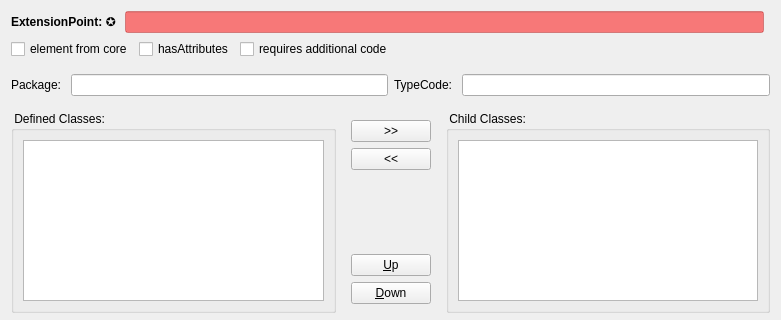
Qt form ui/formdeviserplugin.ui (sbmlteam/QtDeviser) before a commit; both pictures show x 0 to 781 and y 0 to 320 of the 781 by 629 pixel window.
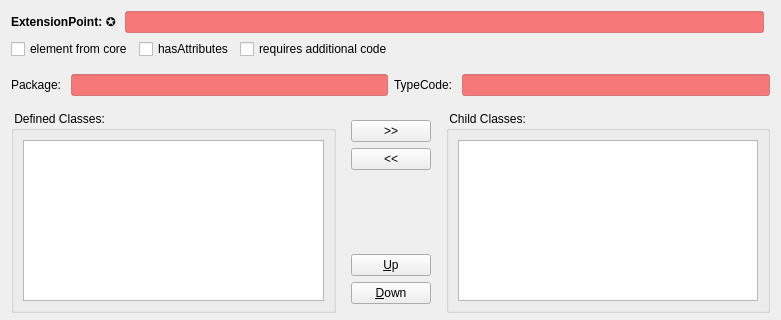
The same form after that commit. Icons and pictures are not drawn.

Commit message: - issue #110946234: color package and typecode

The edit to the form file:
```diff
--- a/ui/formdeviserplugin.ui
+++ b/ui/formdeviserplugin.ui
@@ -345,6 +345,9 @@
           <property name="toolTip">
            <string>&lt;html&gt;&lt;head/&gt;&lt;body&gt;&lt;p&gt;&lt;span&gt;The short &lt;/span&gt;&lt;span style=&quot; font-weight:600;&quot;&gt;name&lt;/span&gt;&lt;span&gt; or &lt;/span&gt;&lt;span style=&quot; font-weight:600;&quot;&gt;label&lt;/span&gt;&lt;span&gt; of the package being extended by this plugin object.&lt;/span&gt;&lt;/p&gt;&lt;/body&gt;&lt;/html&gt;</string>
           </property>
+          <property name="styleSheet">
+           <string notr="true">QLineEdit { background-color: rgba(255,0,0,127);selection-background-color:rgba(255,0,0,127) }QLineEdit:hover { background-color: rgba(255,0,0,127);selection-background-color:rgba(255,0,0,127) }</string>
+          </property>
          </widget>
         </item>
        </layout>
@@ -363,6 +366,9 @@
           <property name="toolTip">
            <string>&lt;html&gt;&lt;head/&gt;&lt;body&gt;&lt;p&gt;&lt;span&gt;The TypeCode of the specific class being extended by this plugin object.&lt;/span&gt;&lt;/p&gt;&lt;/body&gt;&lt;/html&gt;</string>
           </property>
+          <property name="styleSheet">
+           <string notr="true">QLineEdit { background-color: rgba(255,0,0,127);selection-background-color:rgba(255,0,0,127) }QLineEdit:hover { background-color: rgba(255,0,0,127);selection-background-color:rgba(255,0,0,127) }</string>
+          </property>
          </widget>
         </item>
        </layout>
```
Left out of the diff: 34 changed lines with no effect on the pictures. The commit also changes 2 other files.
